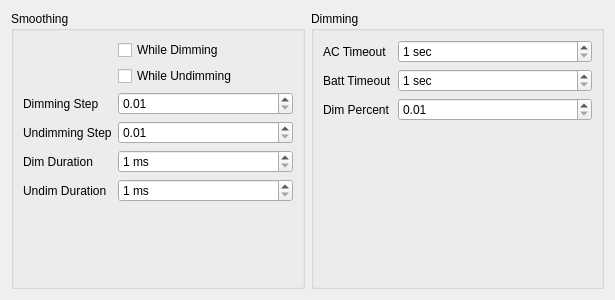
The window that gui/DimmerTab.ui (nullobsi/clight-gui) describes before a commit, drawn with Qt 5.
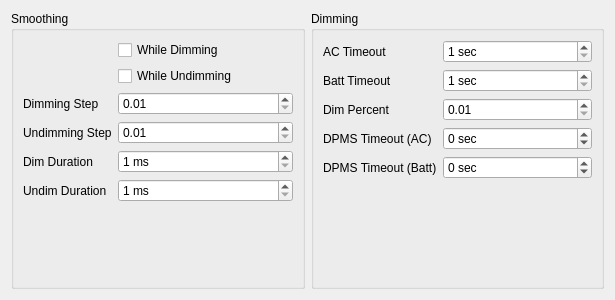
The same window after the commit.

Commit message: add DPMS config to dimmertab

The edit to the form file:
```diff
--- a/gui/DimmerTab.ui
+++ b/gui/DimmerTab.ui
@@ -200,6 +200,52 @@
         </property>
        </widget>
       </item>
+      <item row="3" column="0">
+       <widget class="QLabel" name="label_10">
+        <property name="text">
+         <string>DPMS Timeout (AC)</string>
+        </property>
+       </widget>
+      </item>
+      <item row="3" column="1">
+       <widget class="QSpinBox" name="dpmsAc">
+        <property name="toolTip">
+         <string>-1 to disable.</string>
+        </property>
+        <property name="suffix">
+         <string> sec</string>
+        </property>
+        <property name="minimum">
+         <number>-1</number>
+        </property>
+        <property name="maximum">
+         <number>50000</number>
+        </property>
+       </widget>
+      </item>
+      <item row="4" column="0">
+       <widget class="QLabel" name="label_11">
+        <property name="text">
+         <string>DPMS Timeout (Batt)</string>
+        </property>
+       </widget>
+      </item>
+      <item row="4" column="1">
+       <widget class="QSpinBox" name="dpmsBat">
+        <property name="toolTip">
+         <string>-1 to disable.</string>
+        </property>
+        <property name="suffix">
+         <string> sec</string>
+        </property>
+        <property name="minimum">
+         <number>-1</number>
+        </property>
+        <property name="maximum">
+         <number>50000</number>
+        </property>
+       </widget>
+      </item>
      </layout>
     </widget>
    </item>
```
The commit also changes 2 other files.
